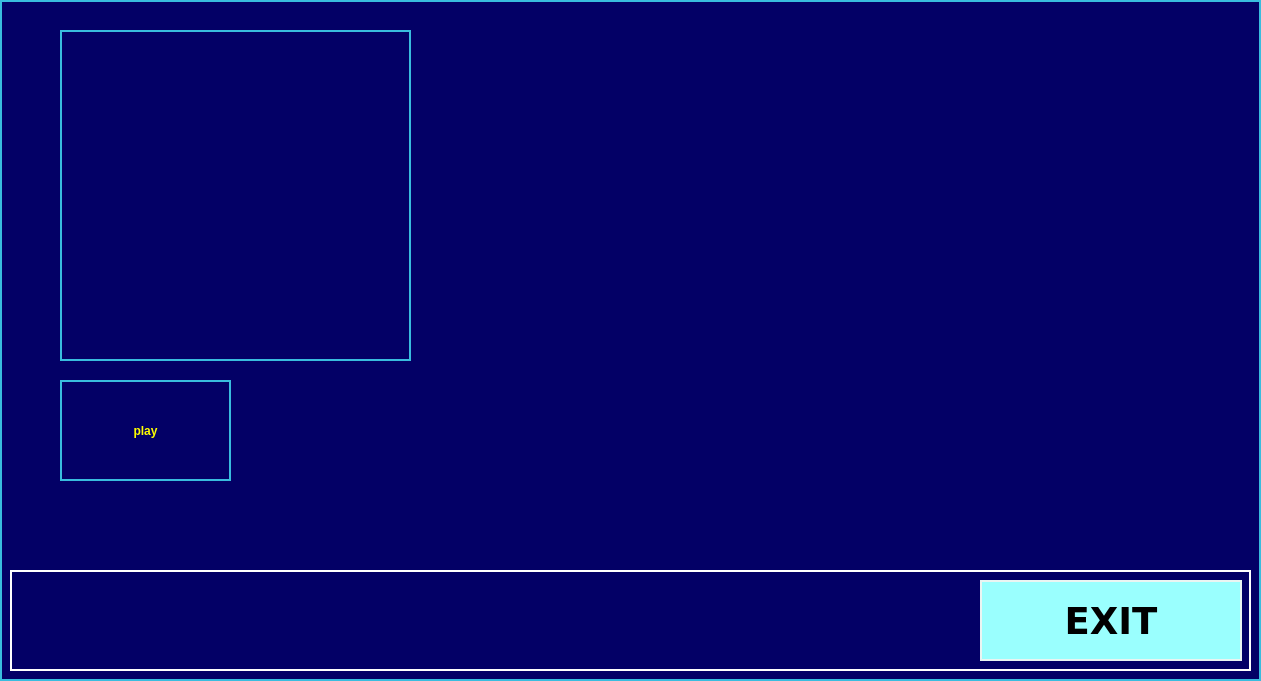
This is videomanuale.ui in infermita/sampleatm as Qt 5 draws it before an edit. The edited form follows.
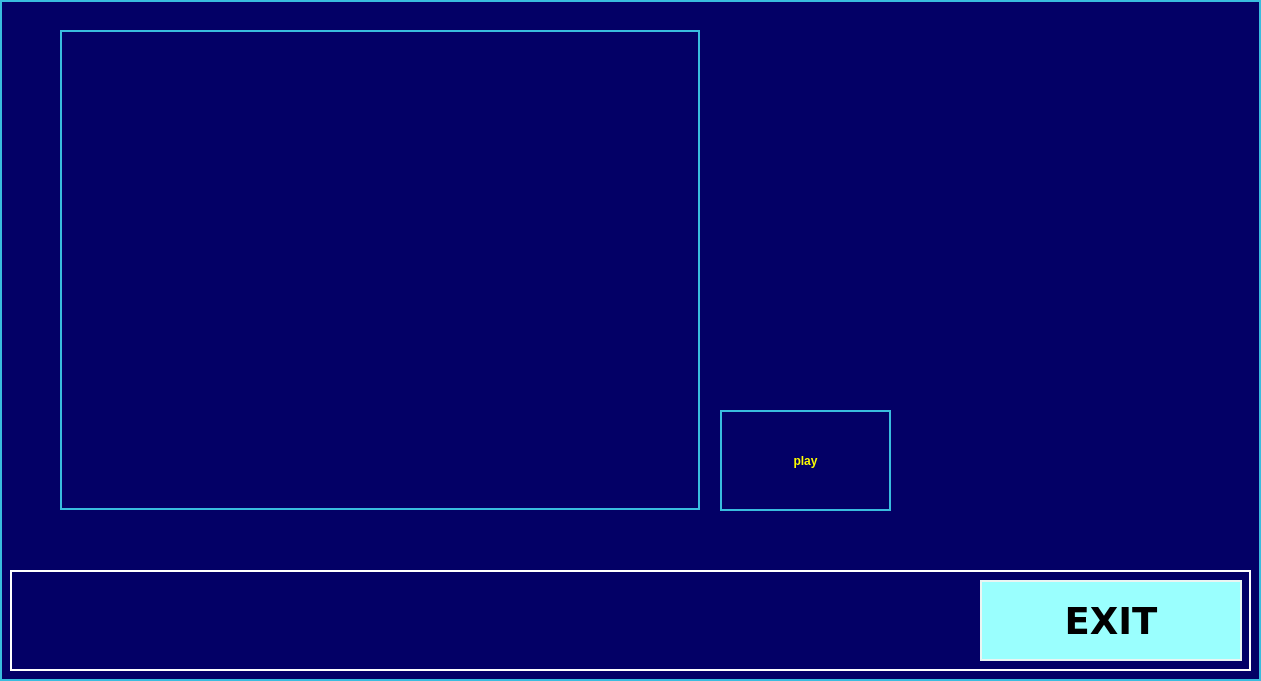
This is the edited form.

```diff
--- a/videomanuale.ui
+++ b/videomanuale.ui
@@ -70,16 +70,16 @@
     <rect>
      <x>60</x>
      <y>30</y>
-     <width>351</width>
-     <height>331</height>
+     <width>640</width>
+     <height>480</height>
     </rect>
    </property>
   </widget>
   <widget class="QPushButton" name="play">
    <property name="geometry">
     <rect>
-     <x>60</x>
-     <y>380</y>
+     <x>720</x>
+     <y>410</y>
      <width>171</width>
      <height>101</height>
     </rect>
```
